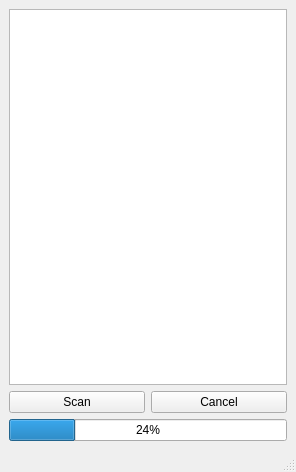
Before: the Qt Designer form designs/refills_mock_gui.ui in refills-project/refills_mock_gui, drawn with Qt 5.
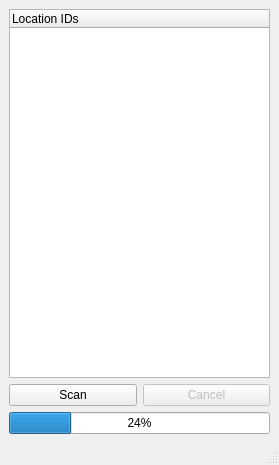
After: the same form once the commit is applied. Icons and pictures are not drawn.

Commit message: Replaced ListWidget with TreeWidget.

```diff
--- a/designs/refills_mock_gui.ui
+++ b/designs/refills_mock_gui.ui
@@ -6,8 +6,8 @@
    <rect>
     <x>0</x>
     <y>0</y>
-    <width>296</width>
-    <height>472</height>
+    <width>279</width>
+    <height>465</height>
    </rect>
   </property>
   <property name="windowTitle">
@@ -20,8 +20,12 @@
   </property>
   <widget class="QWidget" name="centralwidget">
    <layout class="QGridLayout" name="gridLayout">
-    <item row="0" column="0" colspan="2">
-     <widget class="QListWidget" name="listWidget"/>
+    <item row="2" column="0" colspan="2">
+     <widget class="QProgressBar" name="progressBar">
+      <property name="value">
+       <number>24</number>
+      </property>
+     </widget>
     </item>
     <item row="1" column="0">
      <widget class="QPushButton" name="execButton">
@@ -32,16 +36,21 @@
     </item>
     <item row="1" column="1">
      <widget class="QPushButton" name="cancelButton">
+      <property name="enabled">
+       <bool>false</bool>
+      </property>
       <property name="text">
        <string>Cancel</string>
       </property>
      </widget>
     </item>
-    <item row="2" column="0" colspan="2">
-     <widget class="QProgressBar" name="progressBar">
-      <property name="value">
-       <number>24</number>
-      </property>
+    <item row="0" column="0" colspan="2">
+     <widget class="QTreeWidget" name="treeWidget">
+      <column>
+       <property name="text">
+        <string>Location IDs</string>
+       </property>
+      </column>
      </widget>
     </item>
    </layout>
```
Left out of the diff: 2 changed lines with no effect on the pictures. The commit also changes 4 other files.
